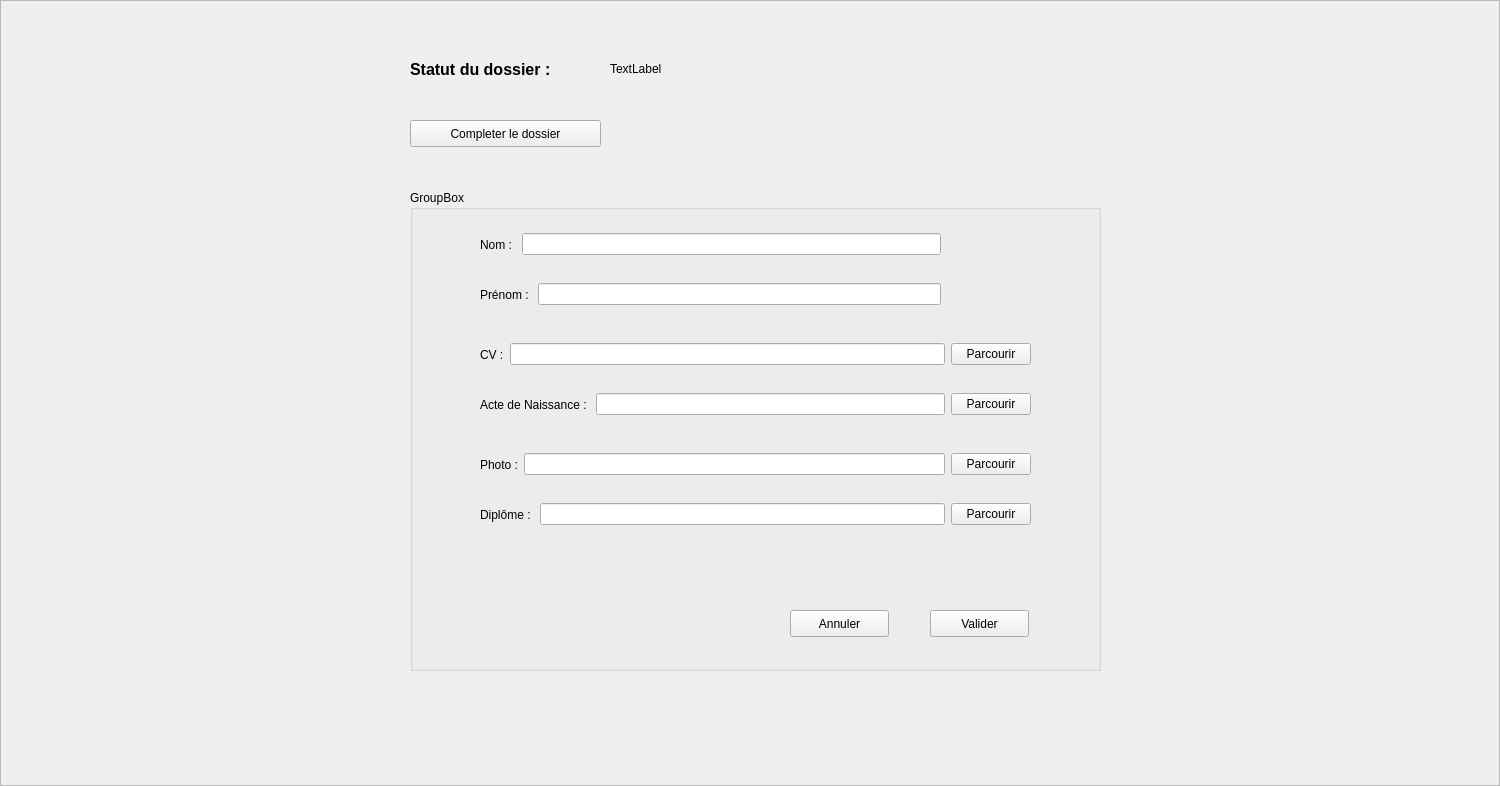
This is mondossierframe.ui in rsoumail/Exam-Platform as Qt 5 draws it before an edit. The edited form follows.
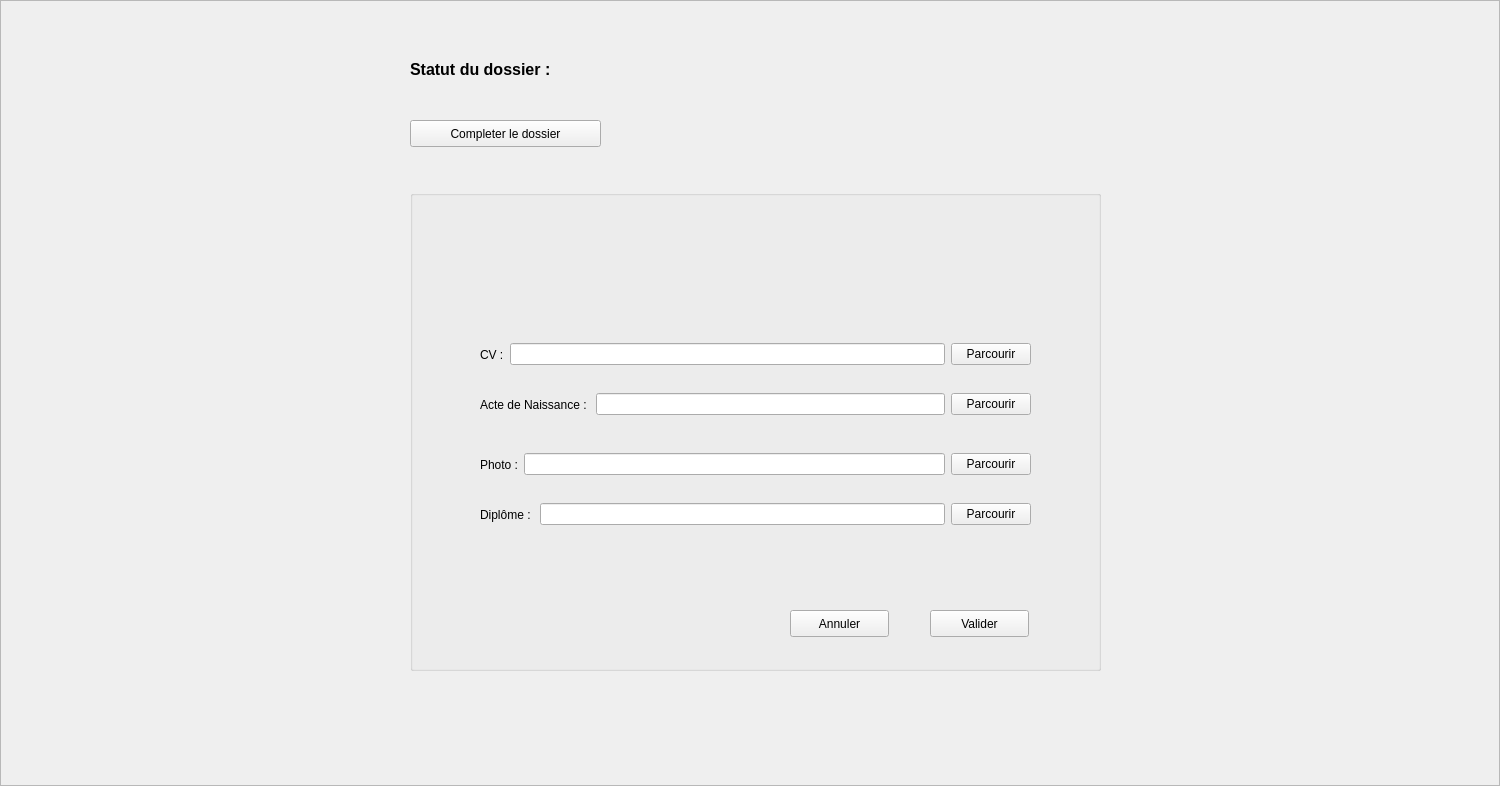
This is the edited form.

What changed in the file:
```diff
--- a/mondossierframe.ui
+++ b/mondossierframe.ui
@@ -29,7 +29,7 @@
     </rect>
    </property>
    <property name="title">
-    <string>GroupBox</string>
+    <string/>
    </property>
    <widget class="QPushButton" name="btn_valider">
     <property name="geometry">
@@ -73,28 +73,6 @@
      </item>
     </layout>
    </widget>
-   <widget class="QWidget" name="layoutWidget_2">
-    <property name="geometry">
-     <rect>
-      <x>70</x>
-      <y>40</y>
-      <width>461</width>
-      <height>29</height>
-     </rect>
-    </property>
-    <layout class="QHBoxLayout" name="horizontalLayout_15">
-     <item>
-      <widget class="QLabel" name="label_14">
-       <property name="text">
-        <string>Nom : </string>
-       </property>
-      </widget>
-     </item>
-     <item>
-      <widget class="QLineEdit" name="nom_candidat_3"/>
-     </item>
-    </layout>
-   </widget>
    <widget class="QPushButton" name="btn_annuler">
     <property name="geometry">
      <rect>
@@ -166,28 +144,6 @@
      </item>
     </layout>
    </widget>
-   <widget class="QWidget" name="layoutWidget_5">
-    <property name="geometry">
-     <rect>
-      <x>70</x>
-      <y>90</y>
-      <width>461</width>
-      <height>29</height>
-     </rect>
-    </property>
-    <layout class="QHBoxLayout" name="horizontalLayout_18">
-     <item>
-      <widget class="QLabel" name="label_17">
-       <property name="text">
-        <string>Prénom : </string>
-       </property>
-      </widget>
-     </item>
-     <item>
-      <widget class="QLineEdit" name="prenom_candidat"/>
-     </item>
-    </layout>
-   </widget>
    <widget class="QWidget" name="layoutWidget_6">
     <property name="geometry">
      <rect>
@@ -236,12 +192,12 @@
     <rect>
      <x>610</x>
      <y>60</y>
-     <width>67</width>
+     <width>281</width>
      <height>17</height>
     </rect>
    </property>
    <property name="text">
-    <string>TextLabel</string>
+    <string/>
    </property>
   </widget>
   <widget class="QPushButton" name="btn_modifier_dossier">
```
